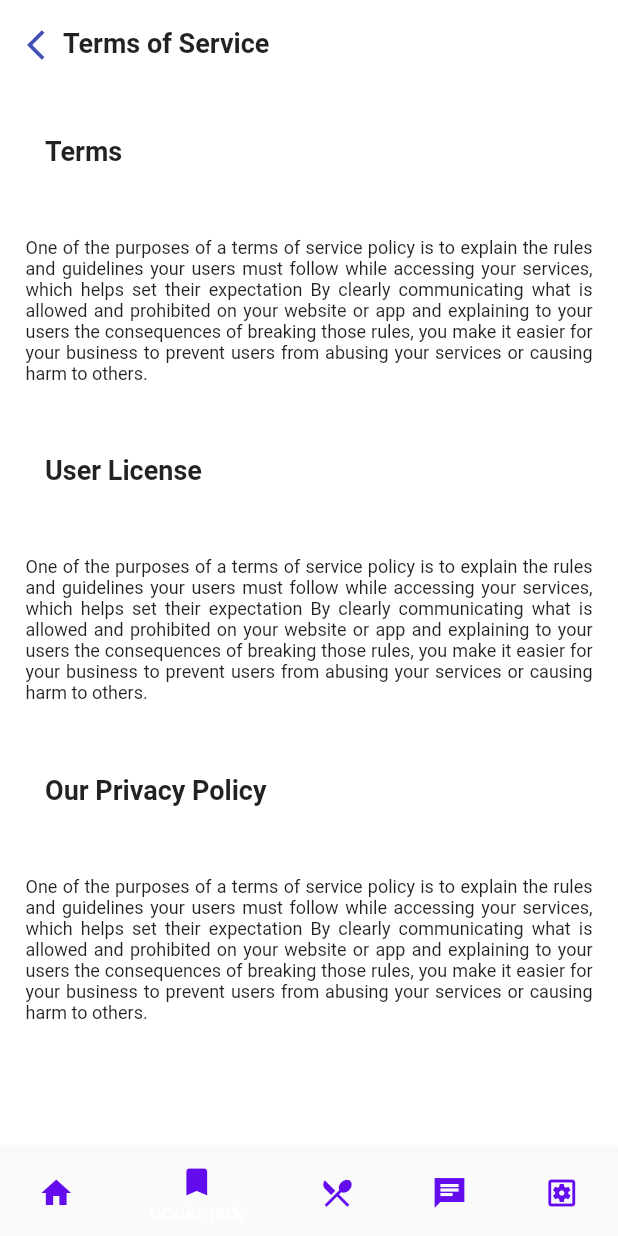
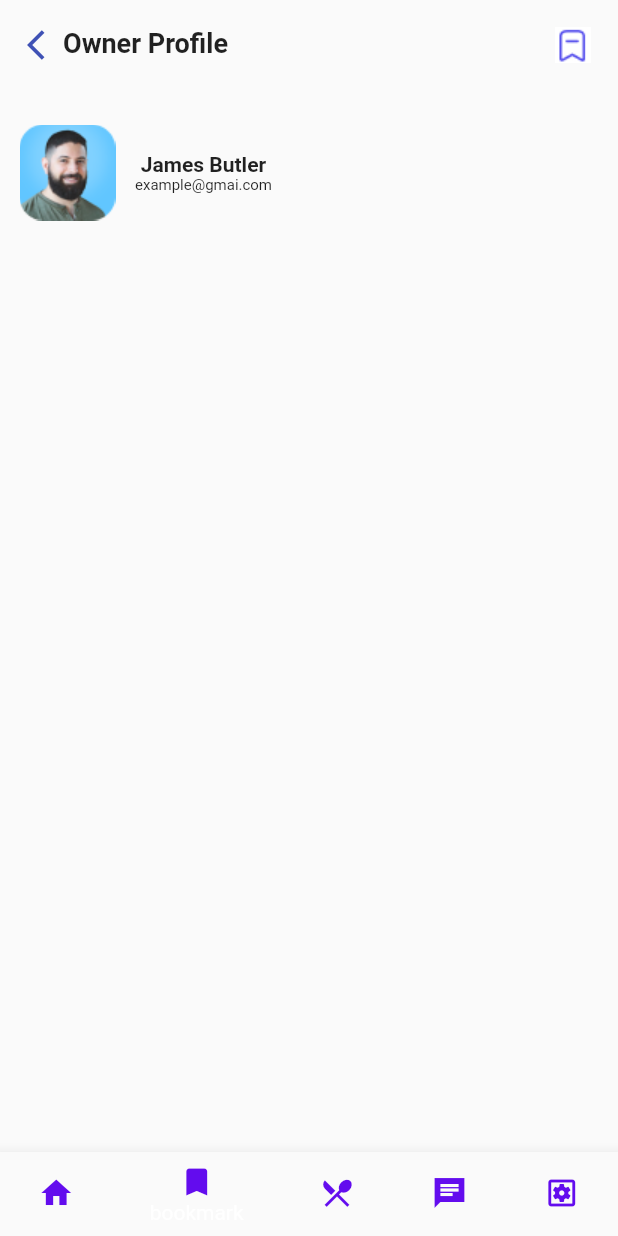
Before and after one commit to Kendra-ui/exercise1, a Flutter app: the screen it shows after launch, item 2 of the bottom bar chosen, on a phone screen of 412 x 824 dp. Run offline on Flutter 3.47's test engine with Material 2 defaults, Android fonts, the phone set to English and light mode, and no system bars.

Commit message:
my first commit

```diff
--- a/lib/bookmark.dart
+++ b/lib/bookmark.dart
@@ -11,99 +11,67 @@ class _BookmarkState extends State<Bookmark> {
 
   @override
   Widget build(BuildContext context) {
-    return   Scaffold(
-      backgroundColor: Colors.white,
-
+    return    Scaffold(
       body: SafeArea(
       child: SingleChildScrollView(
-
           child: Column(
             children: [
-            const Padding(padding: const EdgeInsets.all(18),
+             Padding(padding: const EdgeInsets.all(18),
             child:
                Row(
+              mainAxisAlignment: MainAxisAlignment.spaceBetween,
+              crossAxisAlignment: CrossAxisAlignment.start,
+            children: [
+              const Row(
               mainAxisAlignment: MainAxisAlignment.start,
               crossAxisAlignment: CrossAxisAlignment.start,
                 children: [
                     Icon(Icons.arrow_back_ios, color: Colors.indigo,),
-              Text('Terms of Service', style: TextStyle(fontSize: 18, fontWeight: FontWeight.w700),),
+                    Text('Owner Profile', style: TextStyle(fontSize: 18, fontWeight: FontWeight.w700),),
                 ],
               ),
-        ),
-         const Padding(padding: const EdgeInsets.all(30),
-            child:
-               Row(
-              mainAxisAlignment: MainAxisAlignment.start,
-              crossAxisAlignment: CrossAxisAlignment.start,
-            children: [
-              Text('Terms', style: TextStyle(fontSize: 18, fontWeight: FontWeight.w700),),
+
+
+              Image.asset('assets/images/Bookmark.jpg')
+
             ],
             ),
             ),
 
-         Padding(padding: const EdgeInsets.all(17),
+        Padding( padding: const EdgeInsets.only(top: 10),
+              child: Container(
+              child: Column(children: [
+            Row(
+              mainAxisAlignment:MainAxisAlignment.start,
+              children: [
+
+                Image.asset('assets/images/Rectangle 5182.png', height: 90,),
+
+                 Padding(padding: EdgeInsets.only(top:1),
                  child:
-               Container(
-            child:
-              Text('One of the purposes of a terms of service policy is to explain the rules and guidelines your users must follow while accessing your services, which helps set their expectation By clearly communicating what is allowed and prohibited on your website or app and explaining to your users the consequences of breaking those rules, you make it easier for your business to prevent users from abusing your services or causing harm to others.'
-              ,textAlign: TextAlign.justify, style: TextStyle(fontSize: 12, fontWeight: FontWeight.w400),),
+                  Column(
+                  children: [
+                Text('James Butler', style: TextStyle(fontSize: 14, fontWeight: FontWeight.w700),),
+              Text('example@gmai.com', style: TextStyle(fontSize: 10,),),
+                  ]
+                )
 
+            )],
                     ),
-         ),
-
-         const Padding(padding: const EdgeInsets.all(30),
-            child:
-               Row(
-              mainAxisAlignment: MainAxisAlignment.start,
-              crossAxisAlignment: CrossAxisAlignment.start,
-            children: [
-              Text('User License', style: TextStyle(fontSize: 18, fontWeight: FontWeight.w700),),
-            ],
-                ),
-         ),
-
-         Padding(padding: const EdgeInsets.all(17),
-            child:
-                Container(
-            child:
-              Text('One of the purposes of a terms of service policy is to explain the rules and guidelines your users must follow while accessing your services, which helps set their expectation By clearly communicating what is allowed and prohibited on your website or app and explaining to your users the consequences of breaking those rules, you make it easier for your business to prevent users from abusing your services or causing harm to others.'
-              ,textAlign: TextAlign.justify, style: TextStyle(fontSize: 12, fontWeight: FontWeight.w400),),
-
-                ),
-         ),
-
-         const Padding(padding: const EdgeInsets.all(30),
-            child:
-               Row(
-              mainAxisAlignment: MainAxisAlignment.start,
-              crossAxisAlignment: CrossAxisAlignment.start,
-            children: [
-              Text('Our Privacy Policy', style: TextStyle(fontSize: 18, fontWeight: FontWeight.w700),),
-            ],
-                ),
-         ),
-
-         Padding(padding: const EdgeInsets.all(17),
-            child:
-               Container(
-            child:
-              Text('One of the purposes of a terms of service policy is to explain the rules and guidelines your users must follow while accessing your services, which helps set their expectation By clearly communicating what is allowed and prohibited on your website or app and explaining to your users the consequences of breaking those rules, you make it easier for your business to prevent users from abusing your services or causing harm to others.'
-              ,textAlign: TextAlign.justify, style: TextStyle(fontSize: 12, fontWeight: FontWeight.w400),),
-
-                ),
-         ),
-          ],
 
 
 
 
-
+                ],
+        )
+            )
       ),
-
+      ],
       ),
-
+    ),
      ),
       );
 
+
   }
 }
--- a/lib/main.dart
+++ b/lib/main.dart
@@ -1,5 +1,6 @@
 import 'package:exercise1/bookmark.dart';
 import 'package:exercise1/homepage.dart';
+import 'package:exercise1/policy.dart';
 import 'package:flutter/material.dart';
 
 void main() {
@@ -42,6 +43,7 @@ class _homepageState extends State<homepage>{
   final List<Widget> screen = [
     HomePage(),
     Bookmark(),
+    Policy(),
   ];
 
   void onTappedBar(int index)
```
Also changed, not shown: lib/policy.dart (added, +107 -0 lines), assets/images/Rectangle 5182.png (added). Lines whose indentation alone changed are shown as unchanged.
